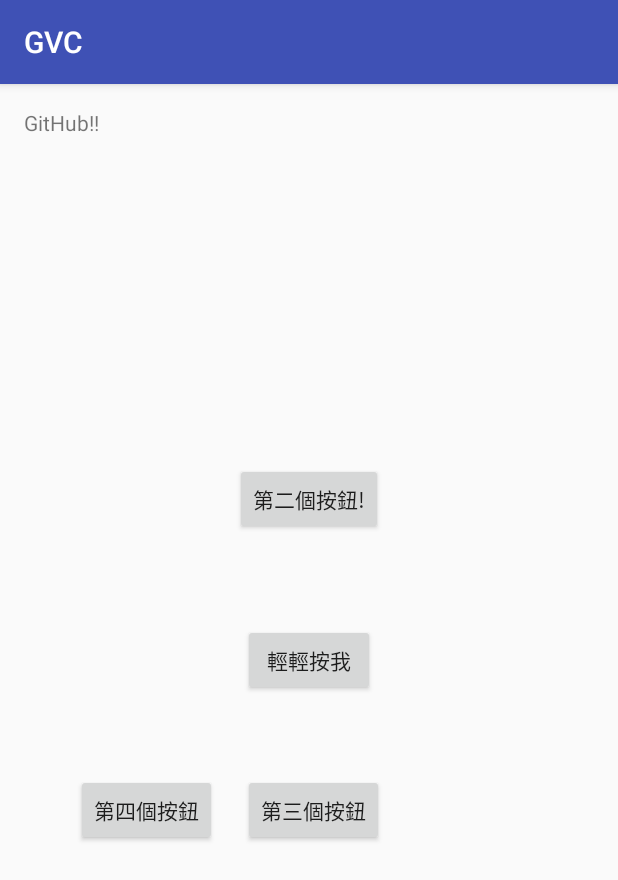
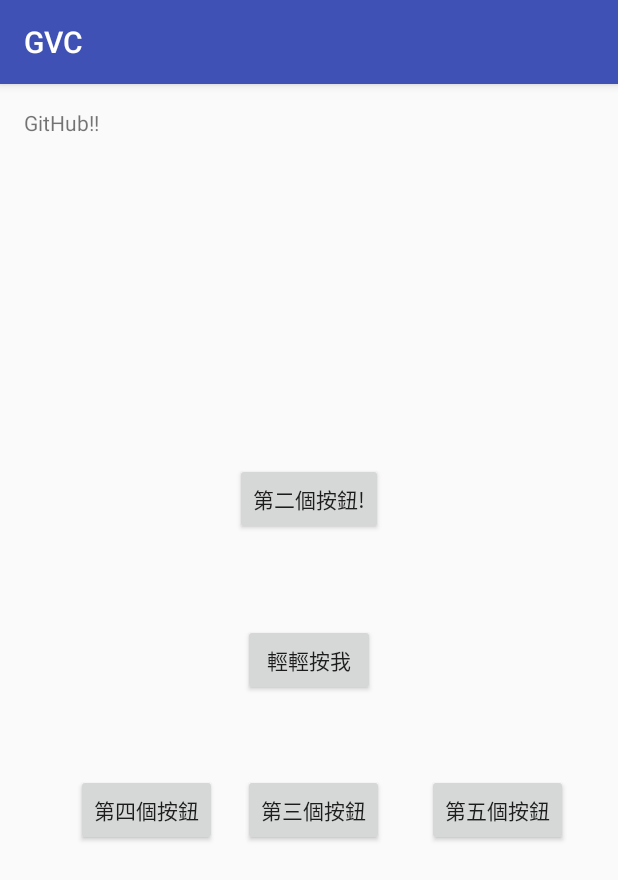
Before and after one commit to java7sparrow7development/SE-GitB-Project, an Android app: the screen it shows after launch (MainActivity), on a phone screen of 412 x 824 dp. Shown: the top 880 px of the screen. Run offline under Robolectric (Android 15) with nearby library versions, the phone set to English and light mode, and no system bars.

Commit message:
新增第五個按鈕

```diff
--- a/app/src/main/res/layout/activity_main.xml
+++ b/app/src/main/res/layout/activity_main.xml
@@ -50,4 +50,13 @@
         android:id="@+id/button4"
         android:text="第四個按鈕" />
 
+    <Button
+        android:text="第五個按鈕"
+        android:layout_width="wrap_content"
+        android:layout_height="wrap_content"
+        android:layout_alignBottom="@+id/button3"
+        android:layout_alignParentEnd="true"
+        android:layout_marginEnd="17dp"
+        android:id="@+id/button5" />
+
 </RelativeLayout>
```
